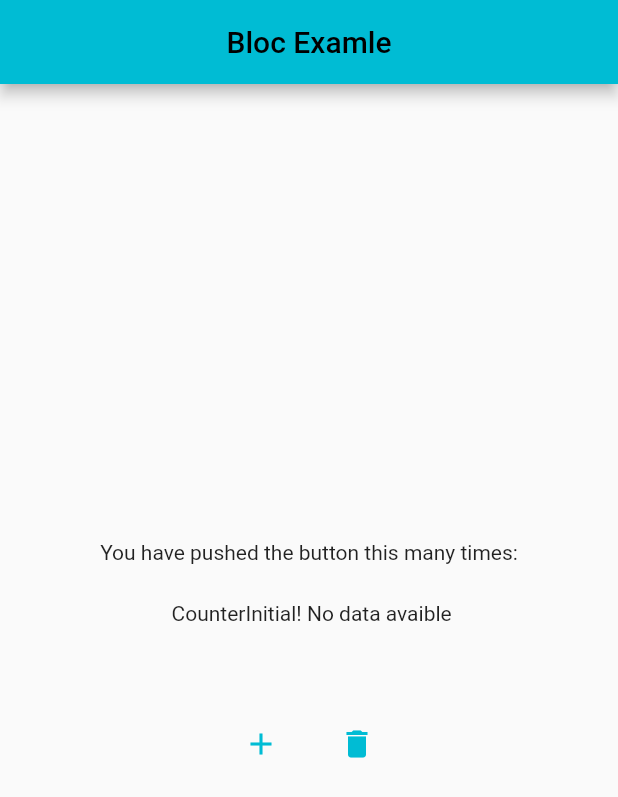
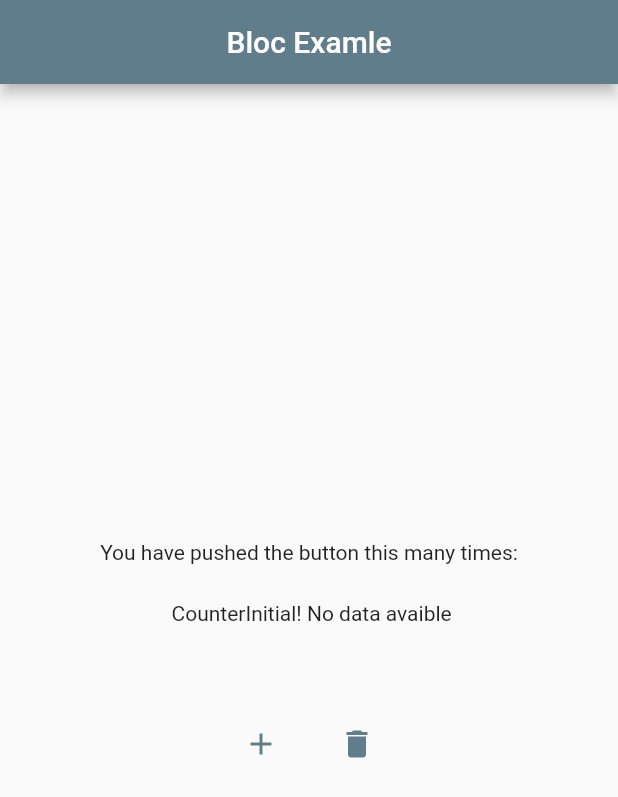
Before and after one commit to Romanbek/bloc_app, a Flutter app: the screen it shows after launch, on a phone screen of 412 x 824 dp. Shown: the top 797 px of the screen. Run offline on Flutter 3.47's test engine with Material 2 defaults, Android fonts, the phone set to English and light mode, and no system bars; our stand-ins replace bloc, flutter_bloc.

Commit message:
finished bloc

```diff
--- a/lib/main.dart
+++ b/lib/main.dart
@@ -22,7 +22,7 @@ class MyApp extends StatelessWidget {
           // This is the theme of your application.
           //
 
-          primarySwatch: Colors.cyan),
+          primarySwatch: Colors.blueGrey),
       home: MultiBlocProvider(
         providers: [
           BlocProvider(
```
